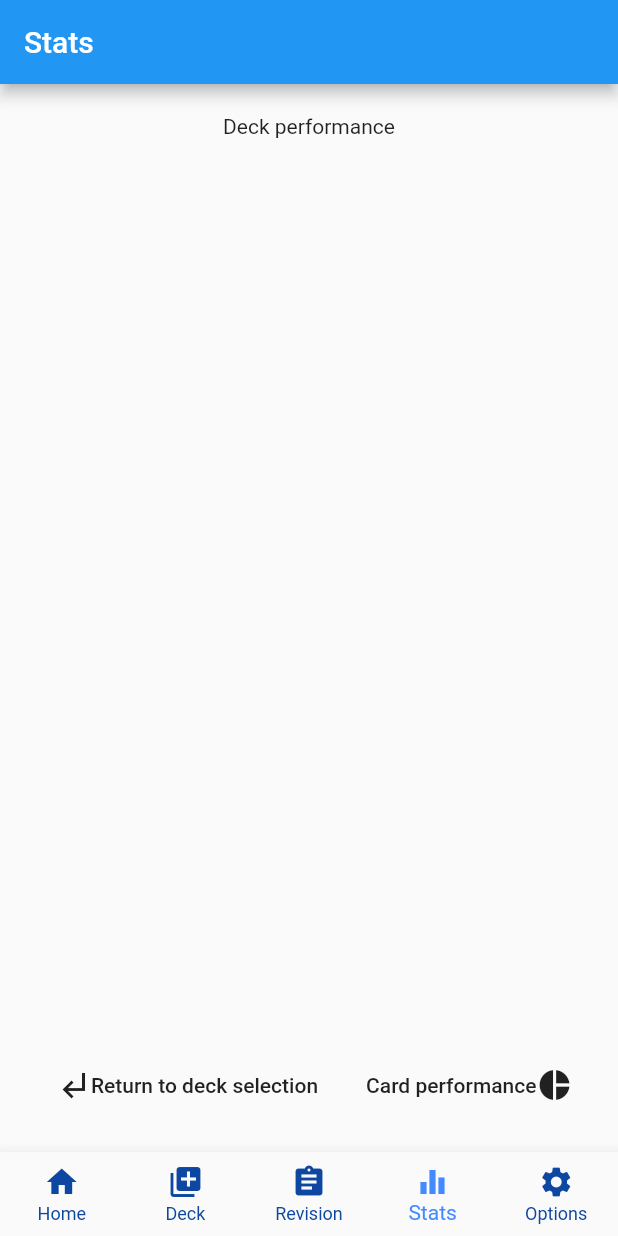
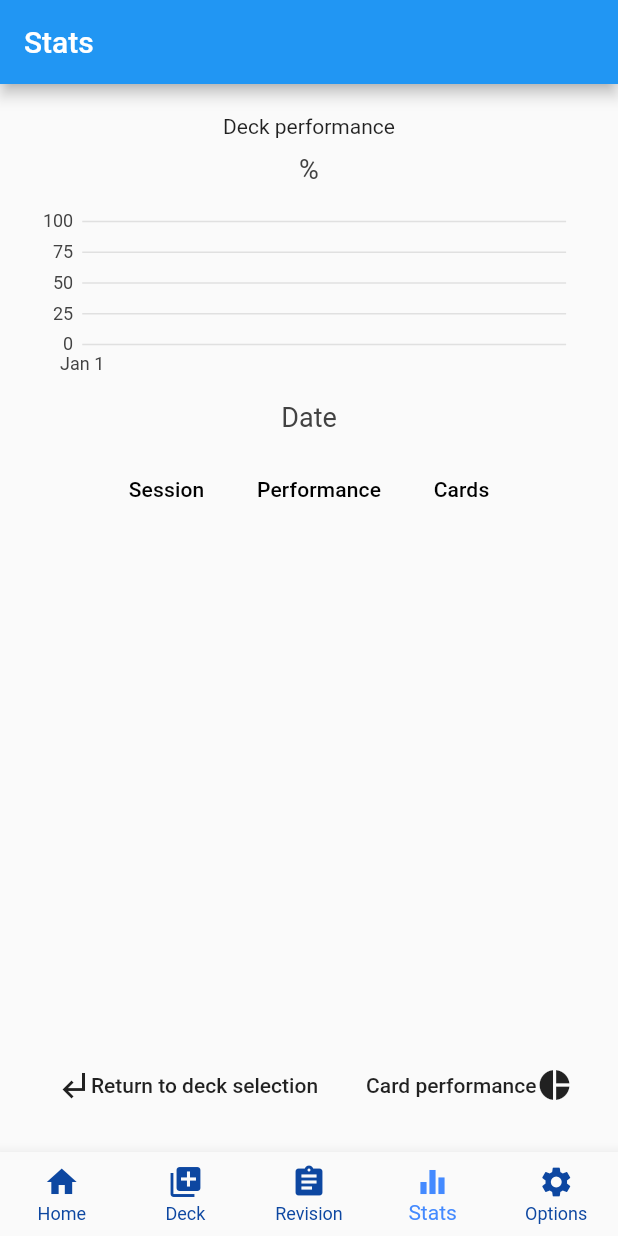
Before and after one commit to ztcjoe93/studybuddy, a Flutter app: the screen it shows after launch, swiped to page 3, on a phone screen of 412 x 824 dp. Run offline on Flutter 3.47's test engine with Material 2 defaults, Android fonts, the phone set to English and light mode, and no system bars; our stand-ins replace charts_flutter.

Commit message:
DeckPerformance implementation, linechart and table implementation;
Signed-off-by: zt <ztcjoe93@gmail.com>

```diff
--- /dev/null
+++ b/lib/Charts/DeckPerformance.dart
@@ -0,0 +1,218 @@
+import 'package:flutter/material.dart';
+import 'package:charts_flutter/flutter.dart' as charts;
+import 'package:intl/intl.dart';
+
+import '../Objects/objects.dart';
+
+class DeckPerformance extends StatefulWidget {
+  final List<Result> results;
+  String data;
+
+  DeckPerformance(this.results, this.data);
+
+  @override
+  _DeckPerformanceState createState() => _DeckPerformanceState();
+}
+
+class _DeckPerformanceState extends State<DeckPerformance> {
+  List<dynamic> consolidatedList = [];
+
+  consolidate(){
+    consolidatedList = [];
+
+    widget.results.forEach((result) {
+      int totalScore = result.results.where((cr) => cr.score).length;
+      var cdate = DateTime.parse(result.isoTimestamp);
+
+      consolidatedList.add(
+        LineSeriesData(
+          DateTime(cdate.year, cdate.month, cdate.day),
+          cdate,
+          (100 * totalScore/result.results.length),
+          result.results.length,
+          result.results,
+        )
+      );
+    });
+
+    var dateList = [];
+    consolidatedList.forEach((lsd){
+      var compareList = dateList.map((e)=> e['session']).toList();
+      if (!compareList.contains(lsd.chartUse)){
+        dateList.add(
+          {
+            "session": lsd.chartUse,
+            "performance": lsd.performance,
+            "count": 1,
+          }
+        );
+      } else {
+        var ind = dateList.indexWhere((e) =>
+          e["session"] == lsd.chartUse);
+        dateList[ind]['performance'] += lsd.performance;
+        dateList[ind]['count']++;
+      }
+    });
+
+    // average performance in each day
+    dateList.forEach((element) {
+      element['performance'] /= element['count'];
+    });
+
+    return generateChart(dateList);
+  }
+
+  generateTable(){
+    return SingleChildScrollView(
+      scrollDirection: Axis.vertical,
+      child: DataTable(
+        columnSpacing: MediaQuery.of(context).size.width * 0.085,
+        showCheckboxColumn: false,
+        columns: [
+          DataColumn(
+            label: Text("Session"),
+          ),
+          DataColumn(
+            label: Text("Performance"),
+          ),
+          DataColumn(
+            label: Text("Cards"),
+          ),
+        ],
+        rows: consolidatedList.map((res) =>
+            DataRow(
+              onSelectChanged: (bool selected){
+                showDialog(
+                  context: context,
+                  builder: (context) {
+                    return SimpleDialog(
+                      title: Text("${DateFormat.yMd().add_jm().format(res.session)}"),
+                      children: [
+                        Padding(
+                          padding: EdgeInsets.all(16.0),
+                          child: Column(
+                            crossAxisAlignment: CrossAxisAlignment.start,
+                            children: [
+                               Text("Performance: ${res.performance.toStringAsFixed(2)}%"),
+                               Text("No. of Cards: ${res.totalCards}"),
+                               SizedBox(height: 16.0),
+                               for (var c in res.cards)
+                                 Row(
+                                   mainAxisAlignment: MainAxisAlignment.spaceBetween,
+                                   children: [
+                                     Expanded(child: Text("${c.card.front}")),
+                                     Text(c.score ? "◎" : "✘"),
+                                   ],
+                                 ),
+                            ],
+                          ),
+                        ),
+                      ],
+                    );
+                  }
+                );
+              },
+              cells: [
+                DataCell(
+                  Container(
+                    child: Text("${DateFormat.yMd().add_jm().format(res.session)}"),
+                    width: MediaQuery.of(context).size.width * 0.25,
+                  ),
+                ),
+                DataCell(
+                  Container(
+                    child: Text("${res.performance.toStringAsFixed(2)}%"),
+                    width: MediaQuery.of(context).size.width * 0.25,
+                  ),
+                ),
+                DataCell(
+                  Container(
+                    child: Text("${res.totalCards}"),
+                    width: MediaQuery.of(context).size.width * 0.25,
+                  ),
+                ),
+              ]
+            )
+        ).toList(),
+      ),
+    );
+
+  }
+
+  generateChart(dynamic data){
+    return [
+      charts.Series<dynamic, DateTime>(
+        id: 'Deck Performance',
+        domainFn: (dynamic datum, _) => datum["session"],
+        measureFn: (dynamic datum, _) => datum["performance"],
+        data: data,
+      )
+    ];
+  }
+
+  @override
+  void initState() {
+    super.initState();
+    widget.results.sort((a, b) => a.isoTimestamp.compareTo(b.isoTimestamp));
+  }
+
+  @override
+  Widget build(BuildContext context) {
+    if (widget.data == "chart") {
+      return charts.TimeSeriesChart(
+        consolidate(),
+        animate: false,
+
+        behaviors: [
+          // setting axis labels using charttitle
+          charts.ChartTitle(
+            "%",
+            behaviorPosition: charts.BehaviorPosition.top,
+            titleOutsideJustification: charts.OutsideJustification.start,
+          ),
+          charts.ChartTitle(
+            "Date",
+            behaviorPosition: charts.BehaviorPosition.bottom,
+            titleOutsideJustification: charts.OutsideJustification.endDrawArea,
+          ),
+        ],
+
+        // y-axis formatting
+        primaryMeasureAxis: charts.NumericAxisSpec(
+            tickProviderSpec: charts.StaticNumericTickProviderSpec(
+                [
+                  charts.TickSpec(0),
+                  charts.TickSpec(25),
+                  charts.TickSpec(50),
+                  charts.TickSpec(75),
+                  charts.TickSpec(100),
+                ]
+            )
+        ),
+
+        //custom measure axis (increment by day)
+        domainAxis: charts.EndPointsTimeAxisSpec(
+          tickFormatterSpec: charts.AutoDateTimeTickFormatterSpec(
+            day: charts.TimeFormatterSpec(
+                format: 'dd/MM', transitionFormat: 'dd/MM'
+            ),
+          ),
+          showAxisLine: false,
+        ),
+      );
+    } else {
+      consolidate();
+      return generateTable();
+    }
+  }
+}
+
+class LineSeriesData {
+  final DateTime chartUse;
+  final DateTime session;
+  final double performance;
+  final int totalCards;
+  final List<CardResult> cards;
+
+  LineSeriesData(this.chartUse, this.session, this.performance, this.totalCards, this.cards);
+}
--- a/lib/Providers/DecksState.dart
+++ b/lib/Providers/DecksState.dart
@@ -5,6 +5,7 @@ import 'package:flutter/cupertino.dart';
 import 'package:flutter/material.dart';
 import 'package:memory_cards/Deck/CardsManagement.dart';
 import 'package:memory_cards/Deck/ModifyCard.dart';
+import 'package:memory_cards/Providers/ResultsState.dart';
 import 'package:memory_cards/Revision/RevisionSession.dart';
 import 'package:memory_cards/Objects/objects.dart';
 import 'package:path_provider/path_provider.dart';
@@ -51,6 +52,8 @@ class DecksState extends ChangeNotifier{
 
     // delete deck confirmation received from PageRoute
     if (result == false){
+      // remove any relevant results associated with deckName
+      Provider.of<ResultsState>(context, listen: false).remove(_decks[index].name);
       Provider.of<DecksState>(context, listen: false).remove(_decks[index]);
     }
   }
--- a/lib/Providers/ResultsState.dart
+++ b/lib/Providers/ResultsState.dart
@@ -3,6 +3,7 @@ import 'dart:io';
 
 import 'package:flutter/material.dart';
 import 'package:memory_cards/Charts/CardPerformance.dart';
+import 'package:memory_cards/Charts/DeckPerformance.dart';
 import 'package:path_provider/path_provider.dart';
 
 import '../Objects/objects.dart';
@@ -15,13 +16,26 @@ class ResultsState extends ChangeNotifier {
 
   int get deckIndex => _selected;
 
-  Widget get generateChart => CardPerformance(
+
+  Widget get generateLineChart => DeckPerformance(
     results.where((d) => d.deckName == _selectedDeck).toList(),
     "chart",
   );
 
-  Widget generateTable(BuildContext context){
+  Widget get generatePieChart => CardPerformance(
+    results.where((d) => d.deckName == _selectedDeck).toList(),
+    "chart",
+  );
+
+  Widget generatePieChartTable(BuildContext context){
     return CardPerformance(
+      results.where((d) => d.deckName == _selectedDeck).toList(),
+      "list",
+    );
+  }
+
+  Widget generateLineChartTable(BuildContext context){
+    return DeckPerformance(
       results.where((d) => d.deckName == _selectedDeck).toList(),
       "list",
     );
@@ -29,17 +43,16 @@ class ResultsState extends ChangeNotifier {
 
   selectedText(BuildContext context){
     if(_selected != null){
-      _selectedDeck = results[_selected].deckName;
       return Center(
         child: Text(
-          "${results[_selected].deckName} is selected.",
+          "$_selectedDeck is selected.",
           style: Theme.of(context).textTheme.headline5,
         ),
       );
     } else {
       return Center(
         child: Text(
-          "No deck is selected.",
+          "Select a deck",
           style: Theme.of(context).textTheme.headline5,
         ),
       );
@@ -71,6 +84,11 @@ class ResultsState extends ChangeNotifier {
                 _selected = _selected == null
                     ? index
                     : _selected == index ? null : index;
+                if (_selected == null){
+                  _selectedDeck = null;
+                } else {
+                  _selectedDeck = deckNames[_selected];
+                }
                 notifyListeners();
               },
               title: Text(deckNames[index]),
@@ -104,4 +122,10 @@ class ResultsState extends ChangeNotifier {
     writeToFile(results);
     notifyListeners();
   }
+
+  void remove(String deckName){
+    results.removeWhere((r) => r.deckName == deckName);
+    writeToFile(results);
+    notifyListeners();
+  }
 }
--- a/lib/Stats/Stats.dart
+++ b/lib/Stats/Stats.dart
@@ -54,12 +54,13 @@ class _StatsState extends State<Stats> {
                   maxHeight: MediaQuery.of(context).size.height * 0.25,
                 ),
                 child: Consumer<ResultsState>(
-                  builder: (context, results, child) => results.generateChart,
+                  builder: (context, results, child) => results.generatePieChart,
                 ),
               ),
               Expanded(
                 child: Consumer<ResultsState>(
-                  builder: (context, results, child) => results.generateTable(context),
+                  builder: (context, results, child) =>
+                      results.generatePieChartTable(context),
                 ),
               ),
               Row(
@@ -139,6 +140,21 @@ class _StatsState extends State<Stats> {
             mainAxisAlignment: MainAxisAlignment.spaceBetween,
             children: [
               Text("Deck performance"),
+              ConstrainedBox(
+                constraints: BoxConstraints(
+                  minHeight: MediaQuery.of(context).size.height * 0.25,
+                  maxHeight: MediaQuery.of(context).size.height * 0.25,
+                ),
+                child: Consumer<ResultsState>(
+                  builder: (context, results, child) => results.generateLineChart,
+                ),
+              ),
+              Expanded(
+                child: Consumer<ResultsState>(
+                  builder: (context, results, child) =>
+                      results.generateLineChartTable(context),
+                ),
+              ),
               Row(
                 mainAxisAlignment: MainAxisAlignment.spaceBetween,
                 children: [
```
Also changed, not shown: lib/Deck/CardsManagement.dart (+14 -1 lines), lib/Revision/RevisionSession.dart (+39 -1 lines), pubspec.lock, 1 other file.
